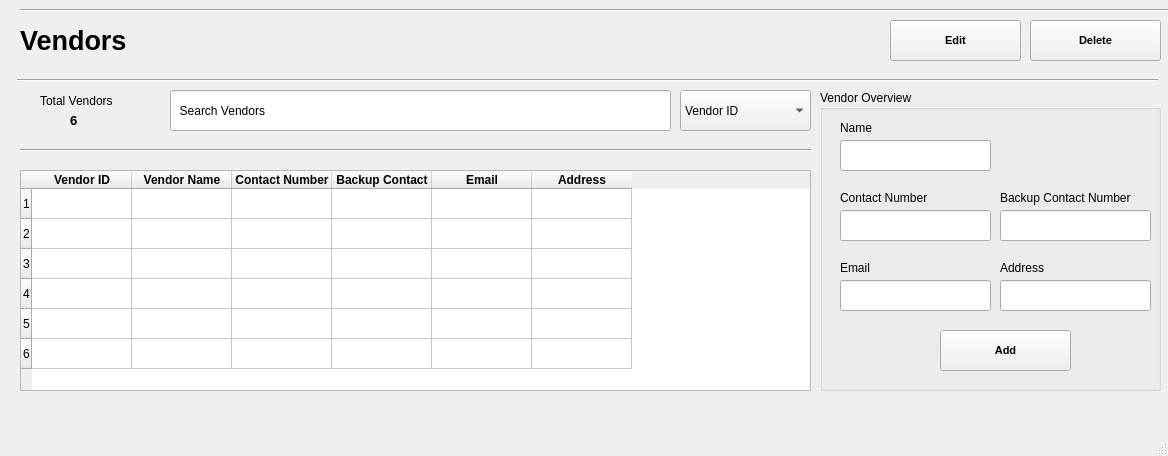
Above: Screens/Vendors.ui from basil-ali-khan/Inventory-Management-System before the change. Below: the same form after it.
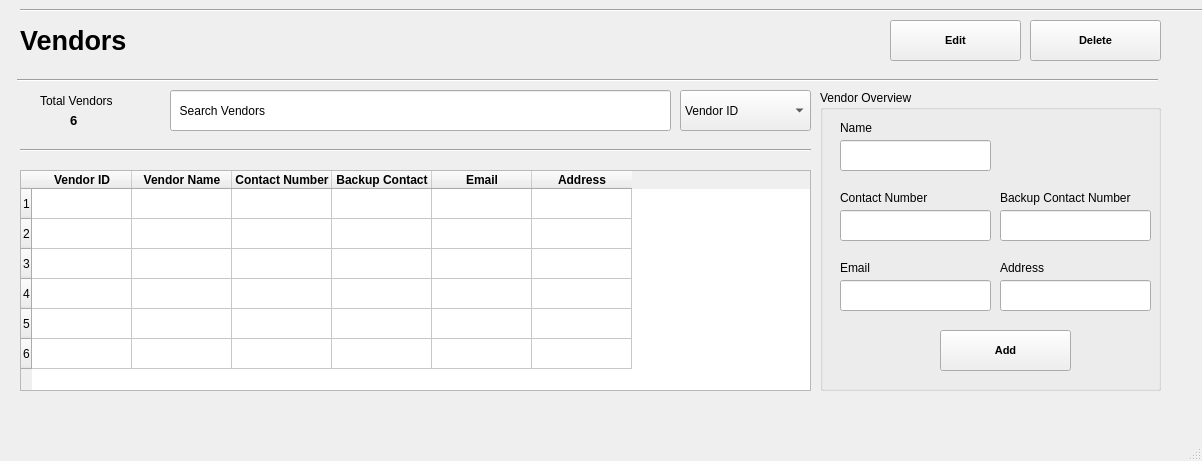
That is the form after the change.

```diff
--- a/Screens/Vendors.ui
+++ b/Screens/Vendors.ui
@@ -6,8 +6,8 @@
    <rect>
     <x>0</x>
     <y>0</y>
-    <width>1168</width>
-    <height>456</height>
+    <width>1202</width>
+    <height>461</height>
    </rect>
   </property>
   <property name="windowTitle">
```
Left out of the diff: 6 changed lines with no effect on the pictures.
